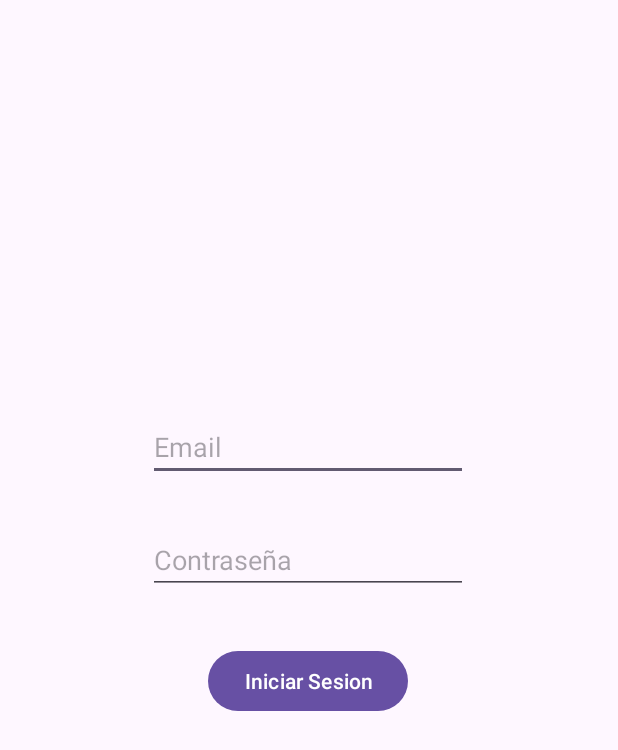
After one commit to MarkosMartinez/TrafikApp-Android, an Android app: the layout activity_login.xml on its own in the app's theme, with its tools: preview values and no code run, on a phone screen of 412 x 824 dp. The commit adds this screen. Shown: the top 750 px of the screen. Run offline under Robolectric (Android 15) with nearby library versions, the phone set to English and light mode, and no system bars.

Commit message:
Avanzando con el login y mapa

```diff
--- a/app/build.gradle.kts
+++ b/app/build.gradle.kts
@@ -37,6 +37,7 @@ dependencies {
     implementation(libs.material)
     implementation(libs.activity)
     implementation(libs.constraintlayout)
+    implementation(libs.play.services.maps)
     testImplementation(libs.junit)
     androidTestImplementation(libs.ext.junit)
     androidTestImplementation(libs.espresso.core)
--- /dev/null
+++ b/app/src/main/res/layout/activity_login.xml
@@ -0,0 +1,51 @@
+<?xml version="1.0" encoding="utf-8"?>
+<androidx.constraintlayout.widget.ConstraintLayout xmlns:android="http://schemas.android.com/apk/res/android"
+    xmlns:app="http://schemas.android.com/apk/res-auto"
+    xmlns:tools="http://schemas.android.com/tools"
+    android:id="@+id/main"
+    android:layout_width="match_parent"
+    android:layout_height="match_parent"
+    tools:context=".LoginActivity">
+
+    <EditText
+        android:id="@+id/editTextEmail"
+        android:layout_width="wrap_content"
+        android:layout_height="wrap_content"
+        android:layout_marginStart="100dp"
+        android:layout_marginTop="275dp"
+        android:layout_marginEnd="101dp"
+        android:autofillHints=""
+        android:ems="10"
+        android:hint="@string/activity_login_input_email"
+        android:inputType="textEmailAddress"
+        app:layout_constraintEnd_toEndOf="parent"
+        app:layout_constraintStart_toStartOf="parent"
+        app:layout_constraintTop_toTopOf="parent" />
+
+    <EditText
+        android:id="@+id/editTextPass"
+        android:layout_width="wrap_content"
+        android:layout_height="wrap_content"
+        android:layout_marginStart="100dp"
+        android:layout_marginTop="30dp"
+        android:layout_marginEnd="101dp"
+        android:autofillHints=""
+        android:ems="10"
+        android:hint="@string/activity_login_input_password"
+        android:inputType="textPassword"
+        app:layout_constraintEnd_toEndOf="parent"
+        app:layout_constraintStart_toStartOf="parent"
+        app:layout_constraintTop_toBottomOf="@+id/editTextEmail" />
+
+    <Button
+        android:id="@+id/buttonLogin"
+        android:layout_width="wrap_content"
+        android:layout_height="wrap_content"
+        android:layout_marginStart="160dp"
+        android:layout_marginTop="34dp"
+        android:layout_marginEnd="161dp"
+        android:text="@string/activity_login_button_login"
+        app:layout_constraintEnd_toEndOf="parent"
+        app:layout_constraintStart_toStartOf="parent"
+        app:layout_constraintTop_toBottomOf="@+id/editTextPass" />
+</androidx.constraintlayout.widget.ConstraintLayout>
--- a/app/src/main/res/values/strings.xml
+++ b/app/src/main/res/values/strings.xml
@@ -1,6 +1,9 @@
 <resources>
     <string name="app_name">TrafikApp</string>
-    <string name="activity_main_input_email">Email</string>
-    <string name="activity_main_input_password">Contraseña</string>
-    <string name="activity_main_button_login">Iniciar Sesion</string>
+    <string name="activity_login_input_email">Email</string>
+    <string name="activity_login_input_password">Contraseña</string>
+    <string name="activity_login_button_login">Iniciar Sesion</string>
+    <string name="activity_login_toast_errorCredenciales">Credenciales no validas</string>
+    <string name="google_maps_key">AIzaSyDlGI_JifsSwqvvGfVNdiaqQNAS2Q9dcX8</string>
+    <string name="activity_main_toast_logout">Sesion cerrada</string>
 </resources>
--- a/gradle/libs.versions.toml
+++ b/gradle/libs.versions.toml
@@ -7,6 +7,7 @@ appcompat = "1.7.0"
 material = "1.12.0"
 activity = "1.9.3"
 constraintlayout = "2.2.0"
+playServicesMaps = "19.0.0"
 
 [libraries]
 junit = { group = "junit", name = "junit", version.ref = "junit" }
@@ -16,6 +17,7 @@ appcompat = { group = "androidx.appcompat", name = "appcompat", version.ref = "a
 material = { group = "com.google.android.material", name = "material", version.ref = "material" }
 activity = { group = "androidx.activity", name = "activity", version.ref = "activity" }
 constraintlayout = { group = "androidx.constraintlayout", name = "constraintlayout", version.ref = "constraintlayout" }
+play-services-maps = { module = "com.google.android.gms:play-services-maps", version.ref = "playServicesMaps" }
 
 [plugins]
 android-application = { id = "com.android.application", version.ref = "agp" }
```
Also changed, not shown: app/src/main/AndroidManifest.xml (+10 -1 lines), app/src/main/java/com/reto/trafikapp/LoginActivity.java (added, +83 -0 lines), app/src/main/java/com/reto/trafikapp/MainActivity.java (+50 -51 lines), app/src/main/res/layout/activity_main.xml (+28 -42 lines), app/src/main/res/drawable/logout.png (added).
